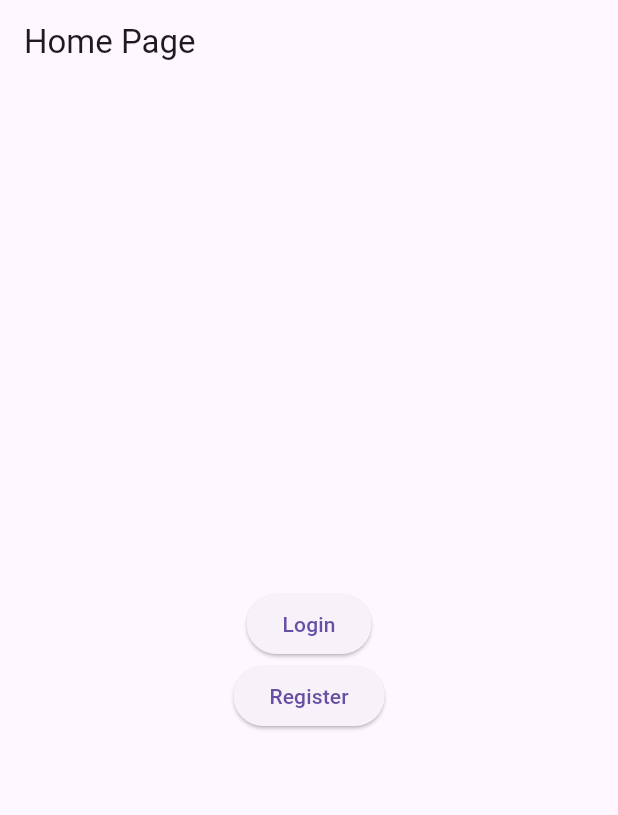
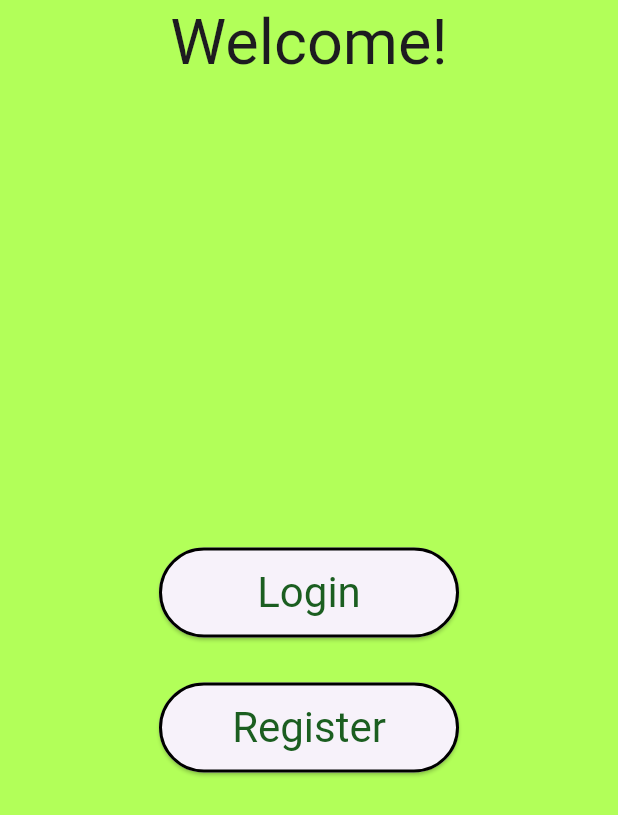
Before and after one commit to cristinaostoich/project, a Flutter app: the screen it shows after launch, on a phone screen of 412 x 824 dp. Shown: the top 815 px of the screen. Run offline on Flutter 3.47's test engine with Material 3 defaults, Android fonts, the phone set to English and light mode, and no system bars; our stand-ins replace charts_flutter, shared_preferences.

Commit message:
Update homePage.dart

```diff
--- a/lib/screens/homePage.dart
+++ b/lib/screens/homePage.dart
@@ -6,14 +6,36 @@ class HomePage extends StatelessWidget {
   @override
   Widget build(BuildContext context) {
     return Scaffold(
+      // Set background color of the home page
+      backgroundColor: Colors.lightGreenAccent, // Light green background
+
       appBar: AppBar(
-        title: Text('Home Page'),
+        title: Center(
+          child: Text(
+            'Welcome!',
+            style: TextStyle(
+              fontSize: 42, // Bigger font size for the title
+            ),
+          ),
+        ),
+        backgroundColor:
+            Colors.lightGreenAccent, // Same background color as the body
+        elevation: 0, // Remove shadow for a cleaner look
       ),
       body: Center(
         child: Column(
           mainAxisAlignment: MainAxisAlignment.center,
           children: <Widget>[
-            ElevatedButton(
+            // Login Button
+            SizedBox(
+              width: 200,
+              height: 60,
+              child: ElevatedButton(
+                style: ElevatedButton.styleFrom(
+                  side: BorderSide(color: Colors.black, width: 2), // Dark edges
+                  textStyle: TextStyle(fontSize: 28),
+                  foregroundColor: Colors.green[900], // Dark green text color
+                ),
                 child: Text('Login'),
                 onPressed: () {
                   Navigator.push(
@@ -22,7 +44,18 @@ class HomePage extends StatelessWidget {
                   );
                 },
               ),
-            ElevatedButton(
+            ),
+            SizedBox(height: 30), // Add space between the buttons
+            // Register Button
+            SizedBox(
+              width: 200,
+              height: 60,
+              child: ElevatedButton(
+                style: ElevatedButton.styleFrom(
+                  side: BorderSide(color: Colors.black, width: 2), // Dark edges
+                  textStyle: TextStyle(fontSize: 28),
+                  foregroundColor: Colors.green[900], // Dark green text color
+                ),
                 child: Text('Register'),
                 onPressed: () {
                   Navigator.push(
@@ -31,6 +64,7 @@ class HomePage extends StatelessWidget {
                   );
                 },
               ),
+            ),
           ],
         ),
       ),
```
Lines whose indentation alone changed are shown as unchanged.
